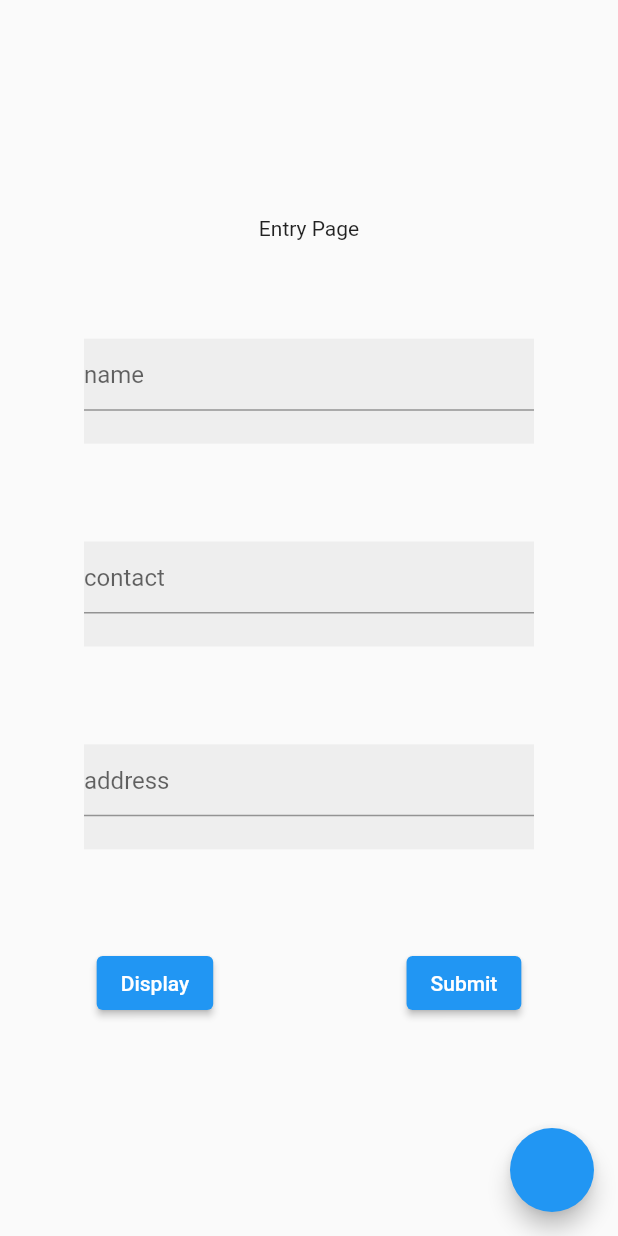
After one commit to Hrit99/arishtiflutter, a Flutter app: the Homepage screen opened directly, after a tap on "Submit", on a phone screen of 412 x 824 dp. The commit adds this screen. Run offline on Flutter 3.47's test engine with Material 2 defaults, Android fonts, the phone set to English and light mode, and no system bars; network calls fail.

Commit message:
for final submission

```diff
--- /dev/null
+++ b/lib/apis/getDetailapi.dart
@@ -0,0 +1,37 @@
+import 'package:flutter/material.dart';
+import 'package:flutterapp/models/dataentry.dart';
+import 'package:flutterapp/widgets/dataTile.dart';
+import 'dart:convert';
+import 'package:http/http.dart' as http;
+
+Future<List<Entry>> getDetails() async {
+  var valid;
+  var url = Uri.parse('https://salty-refuge-64610.herokuapp.com/user/');
+  await http.get(url).then((response) {
+    if (response.statusCode == 200) {
+      var jsonResponse = jsonDecode(response.body);
+      print(jsonResponse['response']);
+      valid = jsonResponse['response'];
+      print(valid.length);
+      List<Entry> ll = List.from(valid
+          .map((e) => Entry(
+                address: e['address'],
+                contact: e['contact'],
+                name: e['name'],
+              ))
+          .toList());
+      print("jfnds");
+      for (var item in ll) {
+        print(item.name);
+      }
+      valid = ll;
+    } else {
+      print('false');
+      valid = [];
+    }
+  }).catchError((error) {
+    print("error occured");
+    valid = [];
+  });
+  return valid;
+}
--- /dev/null
+++ b/lib/apis/submitapi.dart
@@ -0,0 +1,37 @@
+import 'package:flutter/material.dart';
+import 'dart:convert';
+import 'package:http/http.dart' as http;
+
+Future<bool> submit(
+    {@required String name,
+    @required String contact,
+    @required String address}) async {
+  var valid;
+  var url = Uri.parse('https://salty-refuge-64610.herokuapp.com/user/store');
+  await http
+      .post(
+    url,
+    headers: <String, String>{
+      'Content-Type': 'application/json; charset=UTF-8',
+    },
+    body: jsonEncode(<String, String>{
+      'name': name,
+      'contact': contact,
+      'password': address
+    }),
+  )
+      .then((response) {
+    if (response.statusCode == 200) {
+      var jsonResponse = jsonDecode(response.body);
+      print(jsonResponse['stored']);
+      valid = jsonResponse['stored'];
+    } else {
+      print('false');
+      valid = false;
+    }
+  }).catchError((error) {
+    print("error occured");
+    valid = false;
+  });
+  return valid;
+}
--- /dev/null
+++ b/lib/models/dataentry.dart
@@ -0,0 +1,8 @@
+import 'package:flutter/material.dart';
+
+class Entry {
+  String name;
+  String contact;
+  String address;
+  Entry({@required this.address, @required this.contact, @required this.name});
+}
--- /dev/null
+++ b/lib/pages/homepage.dart
@@ -0,0 +1,113 @@
+import 'package:flutter/material.dart';
+import 'package:flutterapp/apis/submitapi.dart';
+import 'package:flutterapp/pages/cryptoPage.dart';
+import 'package:flutterapp/pages/displayPage.dart';
+
+class Homepage extends StatefulWidget {
+  const Homepage({Key key}) : super(key: key);
+
+  @override
+  _HomepageState createState() => _HomepageState();
+}
+
+class _HomepageState extends State<Homepage> {
+  TextEditingController namectr = new TextEditingController();
+  TextEditingController cctr = new TextEditingController();
+  TextEditingController actr = new TextEditingController();
+  @override
+  Widget build(BuildContext context) {
+    return Scaffold(
+      body: Center(
+        child: Container(
+          height: 600,
+          child: Column(
+            mainAxisAlignment: MainAxisAlignment.spaceAround,
+            crossAxisAlignment: CrossAxisAlignment.center,
+            children: [
+              Text("Entry Page"),
+              Container(
+                height: 70,
+                width: 300,
+                color: Colors.grey[200],
+                child: TextFormField(
+                  controller: namectr,
+                  cursorColor: Colors.black,
+                  decoration: InputDecoration(hintText: "name"),
+                ),
+              ),
+              Container(
+                height: 70,
+                width: 300,
+                color: Colors.grey[200],
+                child: TextFormField(
+                  controller: cctr,
+                  cursorColor: Colors.black,
+                  decoration: InputDecoration(hintText: "contact"),
+                ),
+              ),
+              Container(
+                height: 70,
+                width: 300,
+                color: Colors.grey[200],
+                child: TextFormField(
+                  controller: actr,
+                  cursorColor: Colors.black,
+                  keyboardType: TextInputType.multiline,
+                  maxLines: null,
+                  decoration: InputDecoration(hintText: "address"),
+                ),
+              ),
+              Row(mainAxisAlignment: MainAxisAlignment.spaceAround, children: [
+                ElevatedButton(
+                    onPressed: () {
+                      Navigator.of(context).push(
+                        PageRouteBuilder(
+                            transitionDuration: Duration(seconds: 1),
+                            opaque: false,
+                            pageBuilder:
+                                (context, animation, secondaryAnimation) =>
+                                    DisplayPage()),
+                      );
+                    },
+                    child: Text("Display")),
+                ElevatedButton(
+                    onPressed: () {
+                      if ((namectr.value.text != null) &&
+                          (cctr.value.text != null) &&
+                          (actr.value.text != null)) {
+                        submit(
+                                name: namectr.value.text,
+                                contact: cctr.value.text,
+                                address: actr.value.text)
+                            .then((value) {
+                          namectr.clear();
+                          cctr.clear();
+                          actr.clear();
+                          if (value) {
+                            print("true");
+                          } else {
+                            print("false");
+                          }
+                        });
+                      } else {
+                        namectr.clear();
+                        cctr.clear();
+                        actr.clear();
+                      }
+                    },
+                    child: Text("Submit")),
+              ]),
+            ],
+          ),
+        ),
+      ),
+      floatingActionButton: FloatingActionButton(onPressed: () {
+        Navigator.of(context).push(PageRouteBuilder(
+            transitionDuration: Duration(seconds: 1),
+            opaque: false,
+            pageBuilder: (context, animation, secondaryAnimation) =>
+                CryptoPage()));
+      }),
+    );
+  }
+}
--- /dev/null
+++ b/lib/widgets/dataTile.dart
@@ -0,0 +1,35 @@
+import 'package:flutter/material.dart';
+
+class DataTile extends StatelessWidget {
+  final String name;
+  final String contact;
+  final String address;
+  const DataTile({Key key, this.name, this.address, this.contact})
+      : super(key: key);
+
+  @override
+  Widget build(BuildContext context) {
+    return Container(
+      height: 200,
+      color: Colors.red,
+      child: Center(
+          child: Column(
+        children: [
+          Container(
+              height: 25,
+              color: Colors.orange[100],
+              child: Center(child: Text(name))),
+          Container(
+              height: 25,
+              color: Colors.brown[200],
+              child: Center(child: Text(contact))),
+          Container(
+              alignment: Alignment.center,
+              height: 150,
+              color: Colors.grey[300],
+              child: Center(child: Text(address))),
+        ],
+      )),
+    );
+  }
+}
--- a/pubspec.yaml
+++ b/pubspec.yaml
@@ -28,6 +28,7 @@ dependencies:
   # The following adds the Cupertino Icons font to your application.
   # Use with the CupertinoIcons class for iOS style icons.
   cupertino_icons: ^1.0.2
+  http: ^0.13.3
 
 dev_dependencies:
   flutter_test:
```
Also changed, not shown: lib/apis/loginapi.dart (added, +33 -0 lines), lib/apis/signupapi.dart (added, +33 -0 lines), lib/apis/webapi.dart (added, +47 -0 lines), lib/main.dart (+72 -67 lines), lib/models/crypto.dart (added, +26 -0 lines), lib/pages/cryptoPage.dart (added, +51 -0 lines), lib/pages/displayPage.dart (added, +50 -0 lines), lib/widgets/cryptoTile.dart (added, +64 -0 lines), pubspec.lock.
